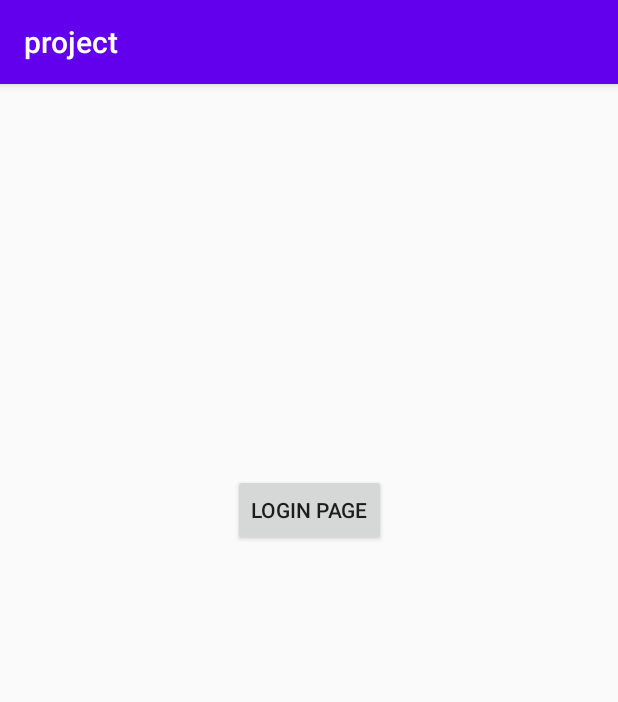
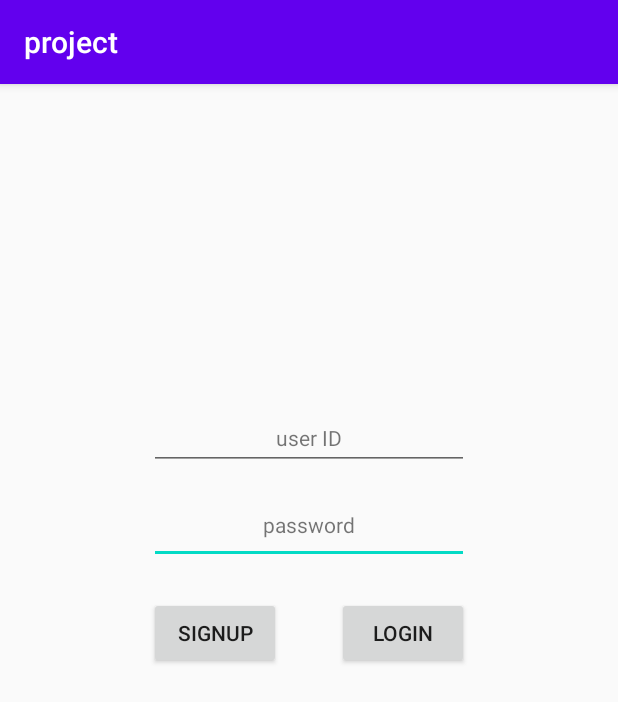
Before and after one commit to kbr2788/vegabond, an Android app: the LoginActivity screen opened directly, with no data from a screen before it, on a phone screen of 412 x 824 dp. Shown: the top 702 px of the screen. Run offline under Robolectric (Android 15) with nearby library versions, the phone set to English and light mode, and no system bars.

Commit message:
makeLogin
로그인 화면 만들었어요

```diff
--- a/app/src/main/java/com/example/project/LoginActivity.java
+++ b/app/src/main/java/com/example/project/LoginActivity.java
@@ -2,7 +2,10 @@ package com.example.project;
 
 import androidx.appcompat.app.AppCompatActivity;
 
+import android.content.Intent;
 import android.os.Bundle;
+import android.view.View;
+import android.widget.Button;
 
 public class LoginActivity extends AppCompatActivity {
 
@@ -10,5 +13,16 @@ public class LoginActivity extends AppCompatActivity {
     protected void onCreate(Bundle savedInstanceState) {
         super.onCreate(savedInstanceState);
         setContentView(R.layout.activity_login);
+
+        //SignUp 버튼 -> 해당 화면으로 이동
+        Button imageButton = (Button) findViewById(R.id.button);
+        imageButton.setOnClickListener(new View.OnClickListener(){
+
+            @Override
+            public void onClick(View view){
+                Intent intent = new Intent(getApplicationContext(), SignupActivity.class);
+                startActivity(intent);
+            }
+        });
     }
 }
--- a/app/src/main/java/com/example/project/MainActivity.java
+++ b/app/src/main/java/com/example/project/MainActivity.java
@@ -14,6 +14,7 @@ public class MainActivity extends AppCompatActivity {
         super.onCreate(savedInstanceState);
         setContentView(R.layout.activity_main);
 
+        //버튼 누르면 SignUp으로 이동
         Button imageButton = (Button) findViewById(R.id.button3);
         imageButton.setOnClickListener(new View.OnClickListener(){
 
--- a/app/src/main/java/com/example/project/SignupActivity.java
+++ b/app/src/main/java/com/example/project/SignupActivity.java
@@ -15,6 +15,7 @@ public class SignupActivity extends AppCompatActivity {
         super.onCreate(savedInstanceState);
         setContentView(R.layout.activity_signup);
 
+        //SignUp 끝나면 Login으로 이동
         Button imageButton = (Button) findViewById(R.id.button2);
         imageButton.setOnClickListener(new View.OnClickListener(){
 
--- a/app/src/main/res/layout/activity_login.xml
+++ b/app/src/main/res/layout/activity_login.xml
@@ -10,9 +10,56 @@
         android:id="@+id/button"
         android:layout_width="wrap_content"
         android:layout_height="wrap_content"
-        android:layout_marginTop="260dp"
-        android:text="LOGIN PAGE"
+        android:text="LOGIN"
+        app:layout_constraintBaseline_toBaselineOf="@+id/button5"
+        app:layout_constraintEnd_toEndOf="@+id/editTextTextPassword3" />
+
+    <Button
+        android:id="@+id/button5"
+        android:layout_width="wrap_content"
+        android:layout_height="wrap_content"
+        android:layout_marginTop="22dp"
+        android:text="SignUp"
+        app:layout_constraintStart_toStartOf="@+id/editTextTextPassword3"
+        app:layout_constraintTop_toBottomOf="@+id/editTextTextPassword3" />
+
+    <EditText
+        android:id="@+id/editTextTextPassword3"
+        android:layout_width="wrap_content"
+        android:layout_height="wrap_content"
+        android:layout_marginTop="17dp"
+        android:ems="10"
+        android:inputType="textPassword"
+        app:layout_constraintStart_toStartOf="@+id/editTextTextEmailAddress2"
+        app:layout_constraintTop_toBottomOf="@+id/editTextTextEmailAddress2" />
+
+    <EditText
+        android:id="@+id/editTextTextEmailAddress2"
+        android:layout_width="wrap_content"
+        android:layout_height="wrap_content"
+        android:layout_marginTop="212dp"
+        android:ems="10"
+        android:inputType="textEmailAddress"
         app:layout_constraintEnd_toEndOf="parent"
         app:layout_constraintStart_toStartOf="parent"
         app:layout_constraintTop_toTopOf="parent" />
+
+    <TextView
+        android:id="@+id/textView8"
+        android:layout_width="wrap_content"
+        android:layout_height="wrap_content"
+        android:layout_marginTop="9dp"
+        android:text="password"
+        app:layout_constraintEnd_toEndOf="parent"
+        app:layout_constraintStart_toStartOf="parent"
+        app:layout_constraintTop_toTopOf="@+id/editTextTextPassword3" />
+
+    <TextView
+        android:id="@+id/textView7"
+        android:layout_width="wrap_content"
+        android:layout_height="wrap_content"
+        android:text="user ID"
+        app:layout_constraintBaseline_toBaselineOf="@+id/editTextTextEmailAddress2"
+        app:layout_constraintEnd_toEndOf="parent"
+        app:layout_constraintStart_toStartOf="parent" />
 </androidx.constraintlayout.widget.ConstraintLayout>
```
